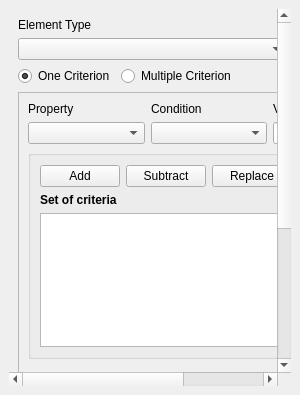
Above: ui/queries/qgisred_queriesbyattributes_dock.ui from qgisred/QGISRed before the change. Below: the same form after it.
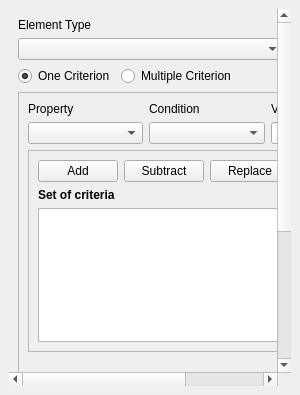
That is the form after the change. Custom widgets are drawn as their Qt base class.

Commit message: Queries by Attr: new multiple criteria behavior

```diff
--- a/ui/queries/qgisred_queriesbyattributes_dock.ui
+++ b/ui/queries/qgisred_queriesbyattributes_dock.ui
@@ -40,8 +40,8 @@
         <rect>
          <x>0</x>
          <y>0</y>
-         <width>265</width>
-         <height>420</height>
+         <width>384</width>
+         <height>623</height>
         </rect>
        </property>
        <layout class="QVBoxLayout" name="verticalLayout">
@@ -205,22 +205,16 @@
                 </layout>
                </item>
                <item>
-                <widget class="QgsCollapsibleGroupBox" name="mGroupBox_2">
-                 <property name="minimumSize">
-                  <size>
-                   <width>0</width>
-                   <height>0</height>
-                  </size>
+                <widget class="QFrame" name="frameMultipleCriteria">
+                 <property name="frameShape">
+                  <enum>QFrame::StyledPanel</enum>
                  </property>
-                 <property name="title">
-                  <string/>
+                 <property name="frameShadow">
+                  <enum>QFrame::Sunken</enum>
                  </property>
-                 <property name="collapsed">
-                  <bool>true</bool>
-                 </property>
-                 <layout class="QHBoxLayout" name="horizontalLayout_4">
+                 <layout class="QVBoxLayout" name="verticalLayout_4">
                   <item>
-                   <layout class="QVBoxLayout" name="verticalLayout_4">
+                   <layout class="QVBoxLayout" name="verticalLayout_7">
                     <item>
                      <layout class="QHBoxLayout" name="horizontalLayout_5">
                       <item>
@@ -308,7 +302,7 @@
                        </widget>
                       </item>
                       <item>
-                       <layout class="QVBoxLayout" name="verticalLayout_7">
+                       <layout class="QVBoxLayout" name="verticalLayout_9">
                         <item>
                          <widget class="QPushButton" name="btCriteriaUp">
                           <property name="maximumSize">
@@ -423,20 +417,7 @@
                  </item>
                 </layout>
                </item>
-               <item>
-                <spacer name="verticalSpacer_3">
-                 <property name="orientation">
-                  <enum>Qt::Vertical</enum>
-                 </property>
-                 <property name="sizeHint" stdset="0">
-                  <size>
-                   <width>20</width>
-                   <height>10</height>
-                  </size>
-                 </property>
-                </spacer>
-               </item>
-              </layout>
+               </layout>
              </item>
             </layout>
            </widget>
```
Left out of the diff: 4 changed lines with no effect on the pictures. The commit also changes 1 other file.
